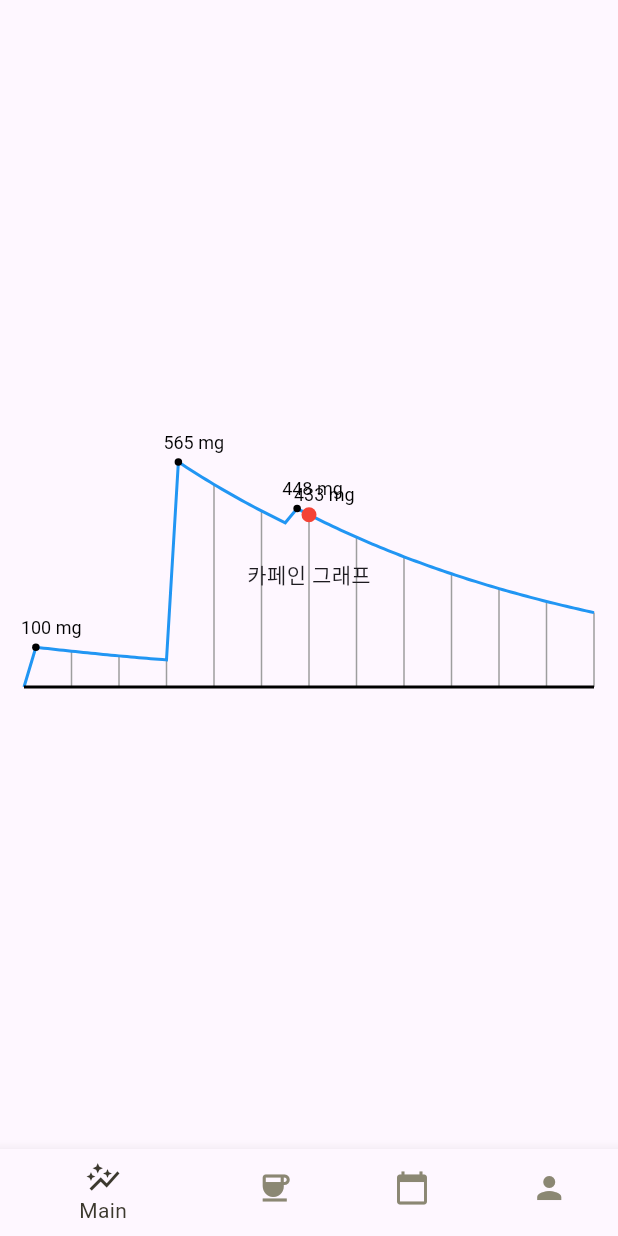
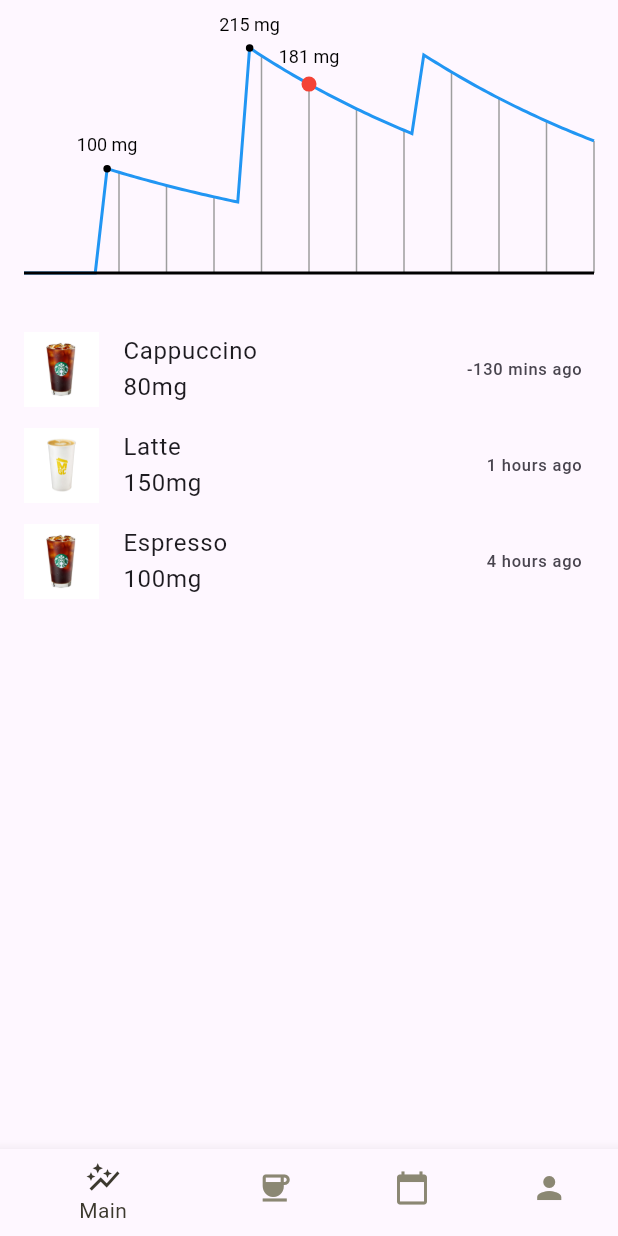
Before and after one commit to GianniLee/Coffee, a Flutter app: the screen it shows after launch, on a phone screen of 412 x 824 dp. Run offline on Flutter 3.47's test engine with Material 3 defaults, Android fonts, the phone set to English and light mode, and no system bars.

Commit message:
feat: recent coffees 표시 구현
최근에 마신 커피들을 sort해서 최신순으로 보여주는 위젯 구현

```diff
--- a/coffee_front/lib/models/selected_coffee.dart
+++ b/coffee_front/lib/models/coffee.dart
@@ -1,4 +1,5 @@
-class SelectedCoffee {
+class Coffee {
+  final int coffeeIndex;
   final String imageUrl;
   final String brandName;
   final String menuName;
@@ -7,7 +8,8 @@ class SelectedCoffee {
   final int size;
   bool liked = false;
 
-  SelectedCoffee({
+  Coffee({
+    required this.coffeeIndex,
     required this.imageUrl,
     required this.brandName,
     required this.menuName,
--- /dev/null
+++ b/coffee_front/lib/models/coffee_record.dart
@@ -0,0 +1,13 @@
+import '../models/coffee.dart';
+
+class CoffeeRecord {
+  final String date;
+  final String time;
+  Coffee coffee;
+
+  CoffeeRecord({
+    required this.date,
+    required this.time,
+    required this.coffee,
+  });
+}
--- a/coffee_front/lib/views/caffeine_graph_painter.dart
+++ b/coffee_front/lib/views/caffeine_graph_painter.dart
@@ -1,36 +1,23 @@
 import 'package:flutter/material.dart';
 import 'dart:math' as math;
+import '../models/coffee.dart';
+import '../models/coffee_record.dart';
 
-// 카페인 섭취 기록을 나타내는 모델 클래스입니다.
-class CaffeineIntake {
-  final DateTime time; // 섭취 시간
-  final double amount; // 섭취량
+// // 카페인 섭취 기록을 나타내는 모델 클래스입니다.
+// class CaffeineIntake {
+//   final DateTime time; // 섭취 시간
+//   final double amount; // 섭취량
 
-  CaffeineIntake({required this.time, required this.amount});
-}
-
-// 더미 데이터 생성 함수
-List<CaffeineIntake> createDummyData() {
-  final currentTime = DateTime.now();
-
-  final sixHoursAgo = currentTime.subtract(Duration(hours: 6));
-  final threeHoursAgo = currentTime.subtract(Duration(hours: 3));
-  final thirtyMinutesAgo = currentTime.subtract(Duration(minutes: 30));
-
-  return [
-    CaffeineIntake(time: sixHoursAgo, amount: 100),
-    CaffeineIntake(time: threeHoursAgo, amount: 500),
-    CaffeineIntake(time: thirtyMinutesAgo, amount: 50),
-  ];
-}
+//   CaffeineIntake({required this.time, required this.amount});
+// }
 
 class CaffeineGraphPainter extends CustomPainter {
   final double decayConstant;
-  final List<CaffeineIntake> intakeRecords;
+  final List<CoffeeRecord> coffeeRecords; // CoffeeRecord 리스트로 변경
 
   CaffeineGraphPainter({
     required this.decayConstant,
-    required this.intakeRecords,
+    required this.coffeeRecords, // CoffeeRecord 리스트를 받음
   });
 
   @override
@@ -121,27 +108,38 @@ class CaffeineGraphPainter extends CustomPainter {
     final textPainter = TextPainter(
       text: textSpan,
       textDirection: TextDirection.ltr,
+      textAlign: TextAlign.center, // 텍스트를 가운데 정렬합니다.
     );
     textPainter.layout(minWidth: 0, maxWidth: double.infinity);
-    final textOffset = Offset(point.dx - 10, point.dy - 20); // 텍스트 위치 조정
+    // 텍스트 위치를 조정하여 점 위 중앙에 오도록 설정합니다.
+    final textOffset =
+        Offset(point.dx - (textPainter.width / 2), point.dy - radius - 20);
     textPainter.paint(canvas, textOffset);
   }
 
-  // 피크 값에 검은 점 찍기 메소드 (수정됨)
+  // 피크 값에 검은 점 찍기 메소드
   void _drawPeakPoints(Canvas canvas, Size size) {
     final startTime = DateTime.now().subtract(Duration(hours: 6));
+    final endTime = DateTime.now();
     final totalDuration =
         DateTime.now().add(Duration(hours: 6)).difference(startTime).inMinutes;
 
-    for (var record in intakeRecords) {
-      final peakTime = record.time.add(Duration(minutes: 15));
+    for (var record in coffeeRecords) {
+      // CoffeeRecord의 date와 time을 결합하여 DateTime을 생성
+      DateTime intakeTime = DateTime.parse('${record.date}T${record.time}');
+      // 피크 시간은 섭취 후 15분으로 가정
+      DateTime peakTime = intakeTime.add(Duration(minutes: 15));
       final peakConcentration = _caffeineConcentrationAtTime(peakTime);
-      final peakX = (peakTime.difference(startTime).inMinutes / totalDuration) *
-          size.width;
-      final peakY = size.height -
-          (peakConcentration / _maxCaffeineConcentration()) * size.height;
-      _drawPointWithLabel(canvas, Offset(peakX, peakY), Colors.black, 2.5,
-          '${peakConcentration.floor()} mg');
+      if (peakTime.isAfter(startTime) && peakTime.isBefore(endTime)) {
+        final minutesSinceStart = peakTime.difference(startTime).inMinutes;
+        final peakX = (minutesSinceStart / totalDuration) * size.width;
+        final peakY = size.height -
+            (peakConcentration / _maxCaffeineConcentration()) * size.height;
+
+        // 점과 레이블을 그립니다.
+        _drawPointWithLabel(canvas, Offset(peakX, peakY), Colors.black, 2.5,
+            '${peakConcentration.floor()} mg');
+      }
     }
   }
 
@@ -158,9 +156,10 @@ class CaffeineGraphPainter extends CustomPainter {
   // 카페인 농도를 계산하는 함수
   double _caffeineConcentrationAtTime(DateTime time) {
     double totalConcentration = 0.0;
-    for (var record in intakeRecords) {
-      final intakeTime = record.time;
-      final amount = record.amount;
+    for (var record in coffeeRecords) {
+      // CoffeeRecord의 date와 time을 결합하여 DateTime을 생성
+      DateTime intakeTime = DateTime.parse('${record.date}T${record.time}');
+      int amount = record.coffee.caffeineAmount; // Coffee 객체의 caffeineAmount 사용
       final t = time.difference(intakeTime).inMinutes.toDouble();
 
       if (t >= 0) {
--- a/coffee_front/lib/views/current_caffeine.dart
+++ b/coffee_front/lib/views/current_caffeine.dart
@@ -1,6 +1,8 @@
 import 'dart:async';
 import 'package:flutter/material.dart';
-import 'caffeine_graph_painter.dart'; // 분리된 파일을 임포트합니다.
+import '../views/caffeine_graph_painter.dart'; // 분리된 파일을 임포트합니다.
+import '../models/coffee.dart';
+import '../models/coffee_record.dart';
 
 class currentCaffeineView extends StatefulWidget {
   const currentCaffeineView({super.key});
@@ -10,16 +12,18 @@ class currentCaffeineView extends StatefulWidget {
 }
 
 class _currentCaffeineView extends State<currentCaffeineView> {
-  late final List<CaffeineIntake> intakeRecords; // 카페인 섭취 기록 목록
+  late final List<CoffeeRecord> coffeeRecords; // CoffeeRecord 리스트를 저장할 변수
 
   @override
   void initState() {
     super.initState();
-    intakeRecords = createDummyData(); // 더미 데이터 생성
+    coffeeRecords = createDummyData(); // CoffeeRecord 더미 데이터 생성
 
     Timer.periodic(Duration(minutes: 1), (timer) {
       setState(() {
         // 그래프 업데이트
+        // 여기서는 coffeeRecords가 변하지 않으므로 실제 앱에서는 이를 적절히 갱신할 필요가 있음
+        // 예를 들면, 새로운 카페인 섭취 이벤트를 coffeeRecords 리스트에 추가할 수 있음
       });
     });
   }
@@ -29,7 +33,11 @@ class _currentCaffeineView extends State<currentCaffeineView> {
     double screenWidth = MediaQuery.of(context).size.width;
     double graphWidth = screenWidth - 32;
 
-    return Center(
+    return SingleChildScrollView(
+      child: Column(
+        children: <Widget>[
+          SizedBox(height: 32),
+          Center(
             child: Container(
               width: graphWidth,
               height: 150,
@@ -37,11 +45,126 @@ class _currentCaffeineView extends State<currentCaffeineView> {
                 size: Size(graphWidth, 150),
                 painter: CaffeineGraphPainter(
                   decayConstant: 0.14,
-            intakeRecords: intakeRecords,
+                  coffeeRecords: coffeeRecords,
                 ),
-          child: Center(child: Text('카페인 그래프')),
               ),
+            ),
+          ),
+          SizedBox(height: 32), // 그래프와 리스트 사이의 간격
+          Container(
+            height: 200, // ListView가 차지할 명시적인 높이
+            child: _buildCoffeeRecentList(coffeeRecords),
+          ),
+        ],
       ),
     );
   }
+
+  Widget _buildCoffeeRecentList(List<CoffeeRecord> coffeeRecords) {
+    // 현재 시간으로부터 각 커피 섭취 시간을 계산하는 함수
+    String _getTimeAgo(DateTime dateTime) {
+      final duration = DateTime.now().difference(dateTime);
+      if (duration.inMinutes < 60) {
+        return '${duration.inMinutes} mins ago';
+      } else if (duration.inHours < 24) {
+        return '${duration.inHours} hours ago';
+      } else {
+        return '${duration.inDays} days ago';
       }
+    }
+
+    // 커피 레코드를 최신 순으로 정렬합니다.
+    coffeeRecords.sort((a, b) {
+      DateTime dateTimeA = DateTime.parse('${a.date}T${a.time}');
+      DateTime dateTimeB = DateTime.parse('${b.date}T${b.time}');
+      return dateTimeB.compareTo(dateTimeA); // 최신 날짜가 먼저 오도록 정렬
+    });
+
+    return ListView.builder(
+      shrinkWrap: true, // ScrollView 안에 ListView가 있을 때 필요합니다.
+      physics:
+          NeverScrollableScrollPhysics(), // 부모 ScrollView의 스크롤을 사용하기 위해 설정합니다.
+      itemCount: coffeeRecords.length,
+      itemBuilder: (context, index) {
+        final record = coffeeRecords[index];
+        DateTime intakeTime = DateTime.parse('${record.date}T${record.time}');
+
+        return ListTile(
+          leading: Container(
+            width: 50, // 이미지의 너비를 제한합니다.
+            height: 50, // 이미지의 높이를 제한합니다.
+            child: Image.asset(record.coffee.imageUrl), // 로컬 이미지를 사용하는 경우
+          ),
+          title: Column(
+            crossAxisAlignment: CrossAxisAlignment.start,
+            mainAxisSize: MainAxisSize.min, // 컬럼의 크기를 자식들의 크기에 맞게 조절합니다.
+            children: <Widget>[
+              Text(record.coffee.menuName), // 커피 이름
+              Text('${record.coffee.caffeineAmount}mg'), // 카페인 양
+            ],
+          ),
+          trailing: Text(_getTimeAgo(intakeTime)), // 지난 시간
+        );
+      },
+    );
+  }
+
+  // 더미 데이터 생성 함수
+  List<CoffeeRecord> createDummyData() {
+    // 더미 커피 데이터
+    final coffee1 = Coffee(
+      coffeeIndex: 1,
+      imageUrl: 'lib/sample/starbucks.jpg',
+      brandName: 'Brand A',
+      menuName: 'Espresso',
+      caffeineAmount: 100,
+      isHot: 1,
+      size: 1,
+    );
+    final coffee2 = Coffee(
+      coffeeIndex: 2,
+      imageUrl: 'lib/sample/MegaCoffee.jpg',
+      brandName: 'Brand B',
+      menuName: 'Latte',
+      caffeineAmount: 150,
+      isHot: 0,
+      size: 2,
+    );
+    final coffee3 = Coffee(
+      coffeeIndex: 3,
+      imageUrl: 'lib/sample/starbucks.jpg',
+      brandName: 'Brand C',
+      menuName: 'Cappuccino',
+      caffeineAmount: 80,
+      isHot: 1,
+      size: 1,
+    );
+
+    // 더미 커피 레코드 데이터
+    final record1 = CoffeeRecord(
+      date: '20240123',
+      time: '06:00',
+      coffee: coffee1,
+    );
+    final record2 = CoffeeRecord(
+      date: '20240123',
+      time: '09:00',
+      coffee: coffee2,
+    );
+    final record3 = CoffeeRecord(
+      date: '20240123',
+      time: '12:40',
+      coffee: coffee3,
+    );
+
+    return [record1, record2, record3];
+  }
+
+  // TODO: 1) 서버에 현재 UserID 를 보내고, 12시간 이내로 섭취한 모든 coffee_record list를 요청하는 함수 선언
+
+  // TODO: 2) 받아온 coffee_record list를 /models/Coffee의 형식으로 전환, 역시 list로 만듦
+
+  // TODO: 3) 만든 Coffee list를 caffeine_graph_painter에 제공, 그래프 작성
+
+  // TODO: 4) 만든 Coffee list를 최근순으로 정렬해서 리스트로 보여줌.
+}
--- a/coffee_front/lib/views/main_view.dart
+++ b/coffee_front/lib/views/main_view.dart
@@ -1,6 +1,6 @@
 import 'package:flutter/material.dart';
 import '../const/margins.dart'; // 마진 상수 파일 import
-import '../models/selected_coffee.dart'; // SelectedCoffee 모델 import
+import '../models/coffee.dart'; // SelectedCoffee 모델 import
 import '../const/color.dart';
 import 'select_coffee.dart';
 
@@ -16,7 +16,7 @@ class _MainViewState extends State<MainView> {
   ValueNotifier<String> _brandNameNotifier =
       ValueNotifier("------"); // 초기 값으로 "Starbucks" 설정
 
-  List<SelectedCoffee> coffeeList = [];
+  List<Coffee> coffeeList = [];
   int _temperatureOption = 0;
   int _sizeOption = 0;
   int _caffeineOption = 0;
@@ -41,7 +41,7 @@ class _MainViewState extends State<MainView> {
   @override
   Widget build(BuildContext context) {
     // 더미 데이터 리스트 생성
-    List<SelectedCoffee> coffeeList =
+    List<Coffee> coffeeList =
         createDummySelectedCoffeeList(); // TODO: 여기 사용자가 좋아요한 메뉴 + 최근메뉴 불러오는걸로 변경하셈
 
     return Scaffold(
@@ -123,8 +123,7 @@ class _MainViewState extends State<MainView> {
 
   // 커피 카드 리스트 뷰 생성 함수: SelectedCoffee 객체의 리스트를 페이지 뷰로 표시
   // 리스트뷰가 바뀔때마다 현재 페이지의 다른 위젯들에 들어가는 데이터를 업데이트
-  Widget _buildCoffeeCards(
-      BuildContext context, List<SelectedCoffee> coffeeList) {
+  Widget _buildCoffeeCards(BuildContext context, List<Coffee> coffeeList) {
     return SizedBox(
       height: 300,
       child: PageView.builder(
@@ -149,7 +148,7 @@ class _MainViewState extends State<MainView> {
 
   // 각 SelectedCoffee 객체에 대한 카드 생성 함수: 커피 이미지 및 메뉴 이름 등을 표시
   Widget _buildSelectedCoffee(
-      BuildContext context, double cardWidth, SelectedCoffee coffee) {
+      BuildContext context, double cardWidth, Coffee coffee) {
     return Container(
       margin:
           const EdgeInsets.symmetric(horizontal: 16, vertical: 8), // 전체 카드 여백
@@ -216,10 +215,11 @@ class _MainViewState extends State<MainView> {
   }
 
   // 더미 데이터로 SelectedCoffee 객체 리스트 생성 함수: 테스트 목적으로 사용
-  List<SelectedCoffee> createDummySelectedCoffeeList() {
-    List<SelectedCoffee> coffeeList = [];
+  List<Coffee> createDummySelectedCoffeeList() {
+    List<Coffee> coffeeList = [];
 
     coffeeList.add(createSelectedCoffee({
+      'coffeeIndex': 1,
       'imageUrl': 'lib/sample/MegaCoffee.jpg',
       'brandName': '메가커피',
       'menuName': '라떼',
@@ -229,6 +229,7 @@ class _MainViewState extends State<MainView> {
     }));
 
     coffeeList.add(createSelectedCoffee({
+      'coffeeIndex': 2,
       'imageUrl': 'lib/sample/starbucks.jpg',
       'brandName': '스타벅스',
       'menuName': '아이스 아메리카노',
@@ -238,6 +239,7 @@ class _MainViewState extends State<MainView> {
     }));
 
     coffeeList.add(createSelectedCoffee({
+      'coffeeIndex': 3,
       'imageUrl': 'lib/sample/MegaCoffee.jpg',
       'brandName': '메가커피',
       'menuName': '라떼',
@@ -247,6 +249,7 @@ class _MainViewState extends State<MainView> {
     }));
 
     coffeeList.add(createSelectedCoffee({
+      'coffeeIndex': 4,
       'imageUrl': 'lib/sample/MegaCoffee_1.jpg',
       'brandName': '메가커피',
       'menuName': '커피 프라페',
@@ -259,8 +262,9 @@ class _MainViewState extends State<MainView> {
   }
 
   // 데이터로부터 SelectedCoffee 객체 생성
-  SelectedCoffee createSelectedCoffee(Map<String, dynamic> data) {
-    return SelectedCoffee(
+  Coffee createSelectedCoffee(Map<String, dynamic> data) {
+    return Coffee(
+      coffeeIndex: data['coffeeIndex'],
       imageUrl: data['imageUrl'],
       brandName: data['brandName'],
       menuName: data['menuName'],
```
Lines whose indentation alone changed are shown as unchanged.
